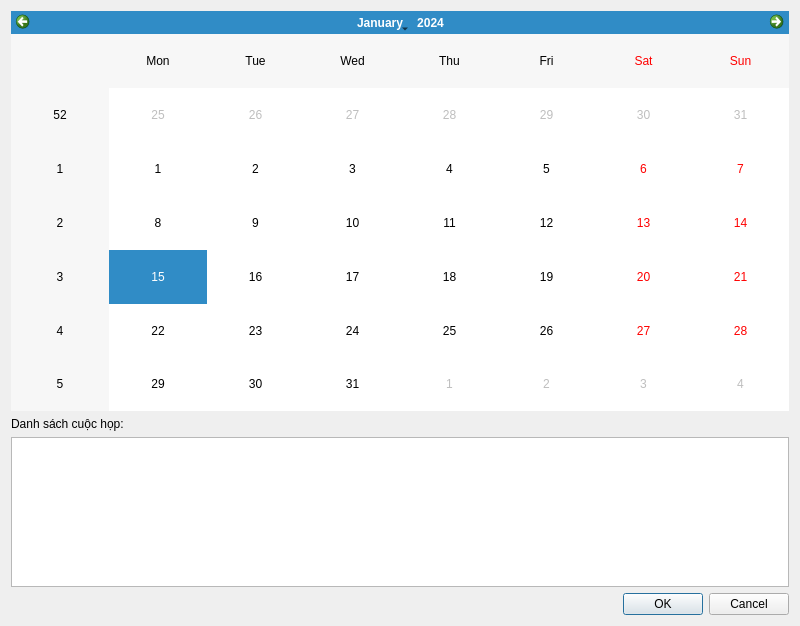
The window that src/views/teacherviews/viewmeetinghistorydialog.ui (HuyenTranggg/Meeting_Scheduler_App) describes before a commit, drawn with Qt 5.
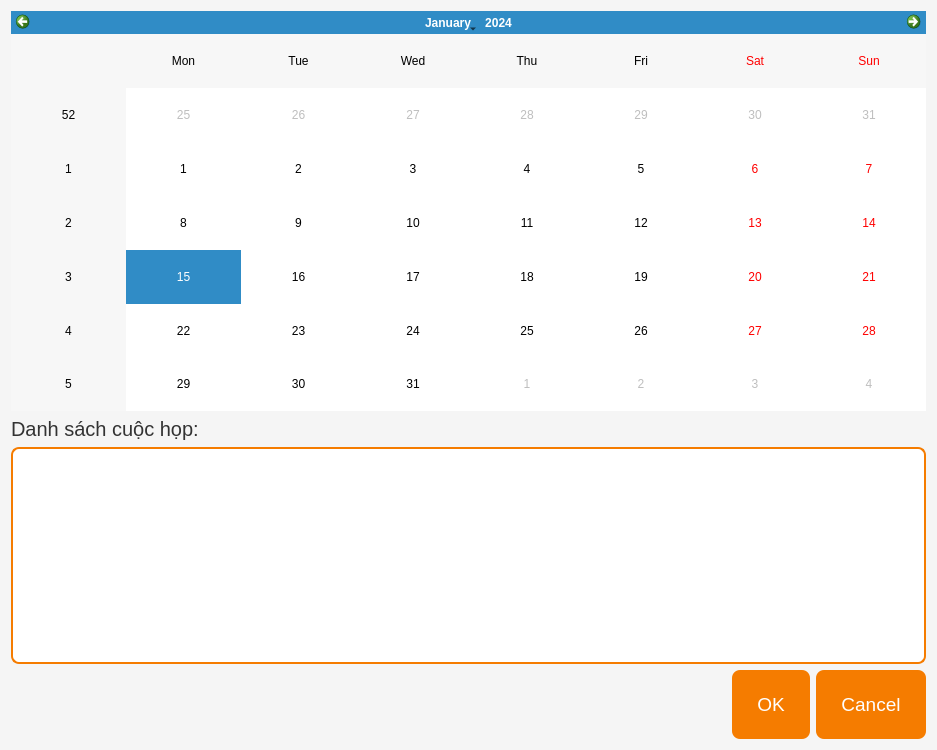
The same window after the commit.

Commit message: style lai giao dien

```diff
--- a/src/views/teacherviews/viewmeetinghistorydialog.ui
+++ b/src/views/teacherviews/viewmeetinghistorydialog.ui
@@ -6,12 +6,55 @@
    <rect>
     <x>0</x>
     <y>0</y>
-    <width>800</width>
-    <height>600</height>
+    <width>937</width>
+    <height>750</height>
    </rect>
   </property>
   <property name="windowTitle">
-   <string>Lịch họp của giáo viên</string>
+   <string>Lịch sử cuộc hẹn</string>
+  </property>
+  <property name="styleSheet">
+   <string notr="true">
+    QDialog {
+        background-color: #f5f5f5;
+        font-family: 'Segoe UI', Arial;
+    }
+    QLabel {
+        color: #333333;
+        font-size: 15pt;
+    }
+    QCalendarWidget {
+        background-color: white;
+        border: 2px solid #f57c00;
+        border-radius: 8px;
+    }
+    QListWidget {
+        background-color: white;
+        border: 2px solid #f57c00;
+        border-radius: 8px;
+        font-size: 14pt;
+        padding: 8px;
+    }
+    QListWidget::item {
+        padding: 10px;
+        margin: 3px;
+        border-bottom: 1px solid #e0e0e0;
+    }
+    QListWidget::item:selected {
+        background-color: #f57c00;
+        color: white;
+        border-radius: 6px;
+    }
+    QPushButton {
+        font-size: 14pt;
+        padding: 12px 25px;
+        border-radius: 8px;
+        min-height: 45px;
+        background-color: #f57c00;
+        color: white;
+        border: none;
+    }
+   </string>
   </property>
   <layout class="QVBoxLayout" name="verticalLayout">
    <item>
```
The commit also changes 26 other files.
